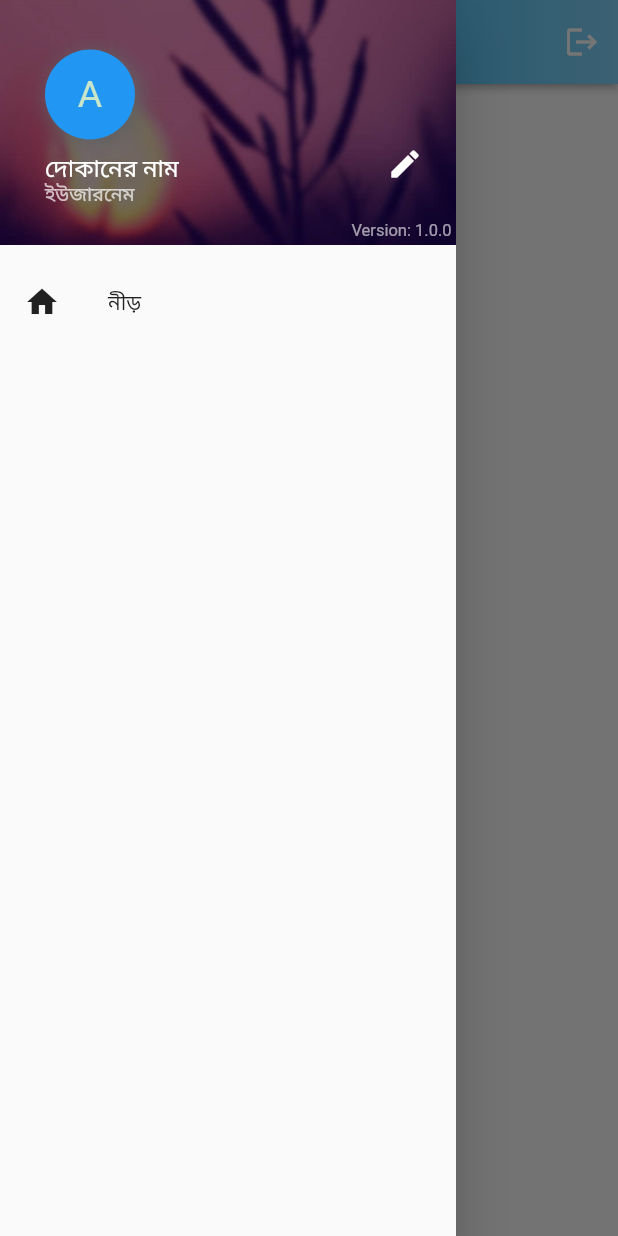
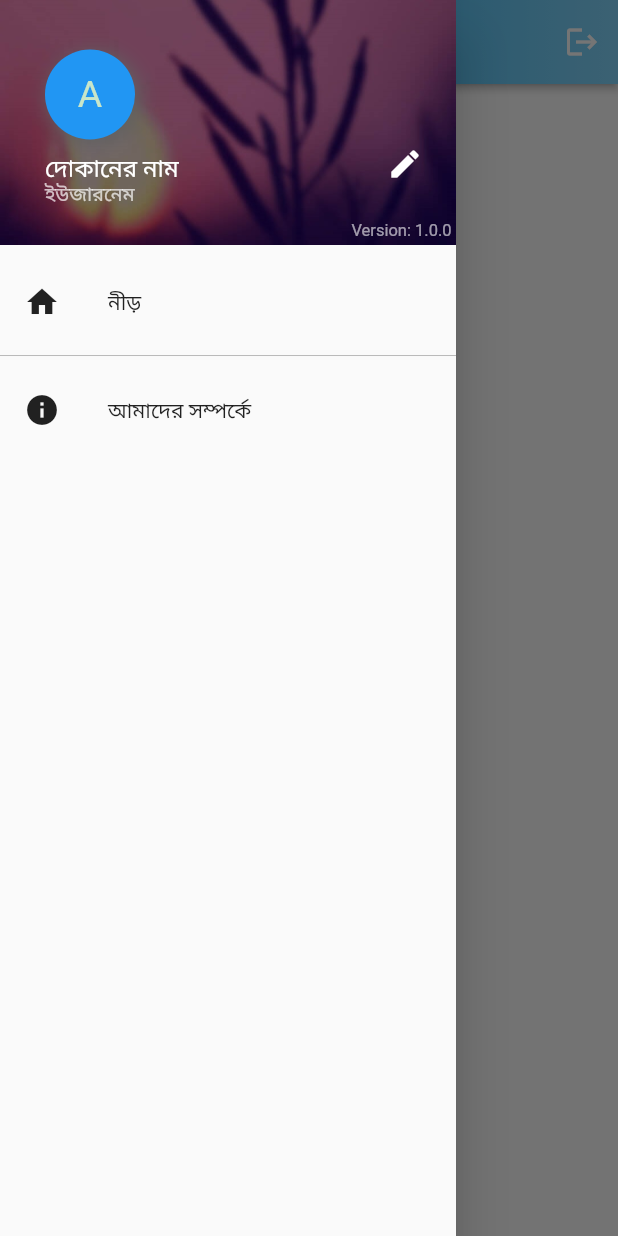
Before and after one commit to Azimul-Haque/kherokhata, a Flutter app: the Home screen opened directly, with the side drawer open, on a phone screen of 412 x 824 dp. Run offline on Flutter 3.47's test engine with Material 2 defaults, Android fonts, the light colour scheme and no system bars; our stand-ins replace firebase_auth, firebase_core, pinput; accounts and stored records are empty.

Commit message:
Commit Tue 03/29/2022  0:27:04.28 23919

```diff
--- a/lib/home.dart
+++ b/lib/home.dart
@@ -216,6 +216,23 @@ class _HomeState extends State<Home> {
         //     // Share.share('check out my website https://example.com', subject: 'Look what I made!');
         //   },
         // ),
+        Divider(
+          color: Colors.black26,
+        ),
+        ListTile(
+          leading: Icon(
+            Icons.info,
+            color: Colors.black87,
+          ),
+          title: Text("আমাদের সম্পর্কে"),
+          onTap: () {
+            await FirebaseAuth.instance.signOut();
+            Navigator.pushAndRemoveUntil(
+                context,
+                MaterialPageRoute(builder: (context) => LoginScreen()),
+                (route) => false);
+          },
+        ),
       ],
     ));
   }
```
